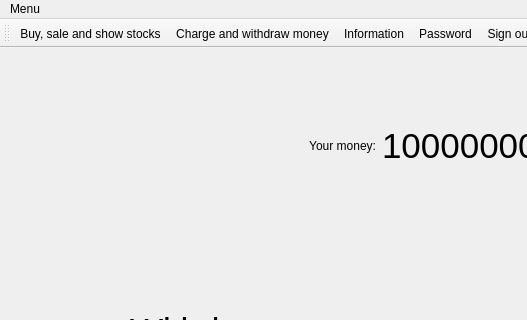
Above: withdraw.ui from SAMoosavi/AdvancedProgrammingProject2 before the change; both pictures show x 0 to 527 and y 0 to 320 of the 800 by 600 pixel window. Below: the same form after it.
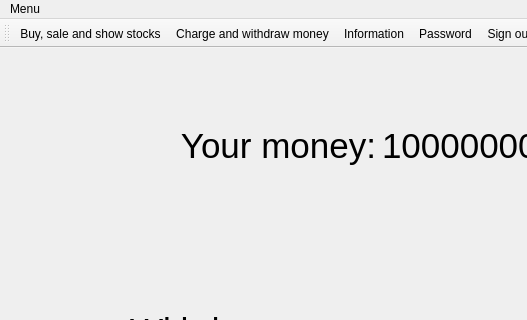
That is the form after the change. Icons and pictures are not drawn.

```diff
--- a/withdraw.ui
+++ b/withdraw.ui
@@ -166,6 +166,11 @@
      <layout class="QHBoxLayout" name="horizontalLayout">
       <item>
        <widget class="QLabel" name="label_3">
+        <property name="font">
+         <font>
+          <pointsize>26</pointsize>
+         </font>
+        </property>
         <property name="text">
          <string>Your money:</string>
         </property>
```
